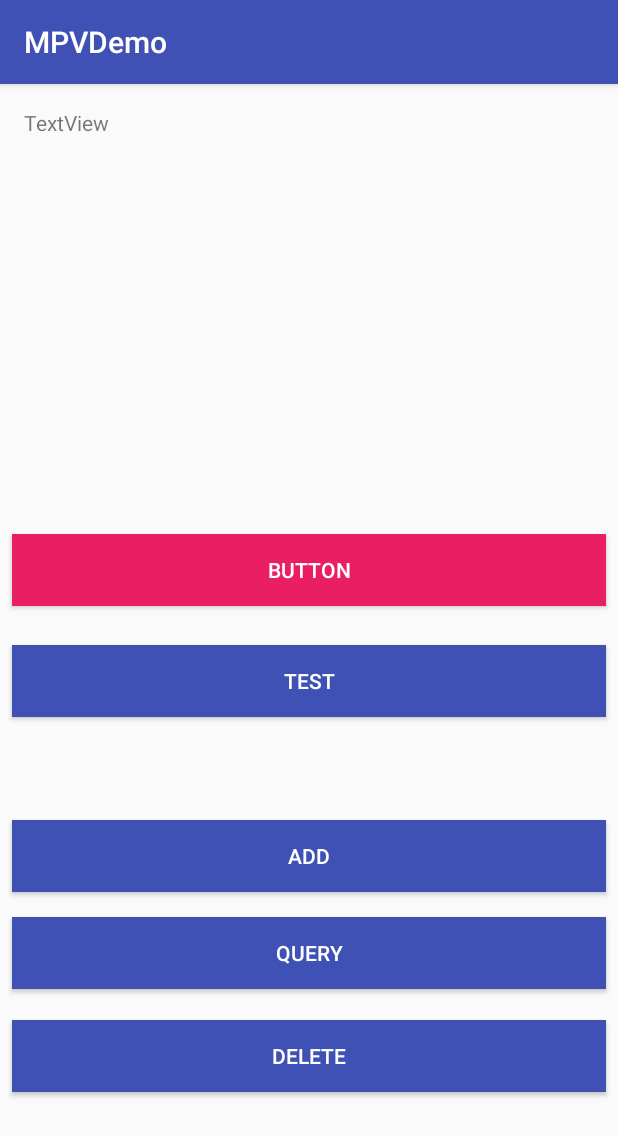
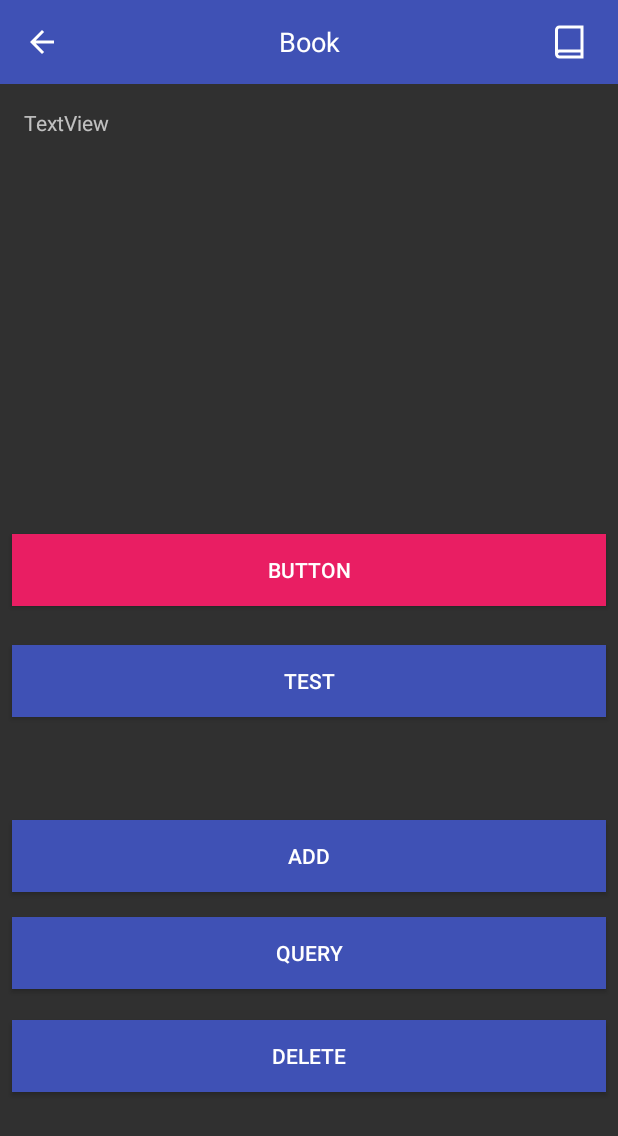
Before and after one commit to fylder/Book, an Android app: the BookActivity screen opened directly, with no data from a screen before it, on a phone screen of 412 x 824 dp. Shown: the top 1136 px of the screen. Run offline under Robolectric (Android 15) with nearby library versions, the phone set to English and light mode, and no system bars; libraries missing offline, so code that uses them is left out: com.alibaba.android, com.orhanobut.logger, com.roger.catloadinglibrary, com.tbruyelle.rxpermissions2, com.trello.rxlifecycle2; 1 statement that could not run was skipped.

Commit message:
update something

```diff
--- a/app/build.gradle
+++ b/app/build.gradle
@@ -64,12 +64,6 @@ dependencies {
     implementation fileTree(dir: 'libs', include: ['*.jar'])
     implementation "org.jetbrains.kotlin:kotlin-stdlib-jdk7:$kotlin_version"
 
-    implementation rootProject.ext.dependencies["design"]
-    implementation rootProject.ext.dependencies["constraint_layout"]
-
     kapt rootProject.ext.dependencies["dagger2-compiler"]
-
-    implementation rootProject.ext.dependencies["butterknife"]
-    kapt rootProject.ext.dependencies["butterknife_compiler"]
     kapt rootProject.ext.dependencies["arouter_compiler"]
 }
--- a/app/src/main/java/fylder/book/demo/BookActivity.kt
+++ b/app/src/main/java/fylder/book/demo/BookActivity.kt
@@ -1,5 +1,6 @@
 package fylder.book.demo
 
+import android.view.View
 import android.widget.Toast
 import com.alibaba.android.arouter.facade.annotation.Route
 import com.alibaba.android.arouter.launcher.ARouter
@@ -8,30 +9,36 @@ import fylder.book.demo.di.component.DaggerBookComponent
 import fylder.book.demo.mvp.contract.BookContract
 import fylder.book.demo.mvp.presenter.BookPresenter
 import fylder.book.lib.app.BaseApplication
-import fylder.book.lib.base.BaseActivity
+import fylder.book.lib.base.BaseToolbarActivity
 import fylder.book.lib.config.router.RouterConfig
 import kotlinx.android.synthetic.main.activity_book.*
 
 @Route(path = RouterConfig.APP_BOOK)
-class BookActivity : BaseActivity<BookPresenter>(), BookContract.View {
+class BookActivity : BaseToolbarActivity<BookPresenter>(), BookContract.View {
 
     override fun getLayoutResId(): Int {
         return R.layout.activity_book
     }
 
+    override fun initToolbar() {
+        setTitleText("Book")
+        setRightImg(R.drawable.ic_book_svg,
+            View.OnClickListener { Toast.makeText(baseContext, "click", Toast.LENGTH_SHORT).show() })
+    }
+
     override fun initViews() {
         DaggerBookComponent.builder()
-                .appComponent(BaseApplication.instance.component)
-                .view(this)
-                .build()
-                .inject(this)
+            .appComponent(BaseApplication.instance.component)
+            .view(this)
+            .build()
+            .inject(this)
 
         book_btn.setOnClickListener {
             mPresenter.http()
         }
         book_test_btn.setOnClickListener {
             ARouter.getInstance().build(RouterConfig.USER_LOGIN)
-                    .navigation(this)
+                .navigation(this)
         }
         book_add_btn.setOnClickListener { mPresenter.add() }
         book_query_btn.setOnClickListener { mPresenter.query() }
--- a/app/src/main/java/fylder/book/demo/mvp/contract/BookContract.kt
+++ b/app/src/main/java/fylder/book/demo/mvp/contract/BookContract.kt
@@ -1,6 +1,7 @@
 package fylder.book.demo.mvp.contract
 
 import com.trello.rxlifecycle2.components.support.RxAppCompatActivity
+import fylder.book.lib.base.BaseActivity
 import fylder.book.lib.base.BaseView
 
 interface BookContract {
@@ -13,7 +14,7 @@ interface BookContract {
 
         fun error(msg: String)
 
-        fun queryContent(content:String)
+        fun queryContent(content: String)
 
     }
 }
--- a/app/src/main/res/layout/activity_book.xml
+++ b/app/src/main/res/layout/activity_book.xml
@@ -1,7 +1,15 @@
 <?xml version="1.0" encoding="utf-8"?>
-<android.support.constraint.ConstraintLayout xmlns:android="http://schemas.android.com/apk/res/android"
+<LinearLayout xmlns:android="http://schemas.android.com/apk/res/android"
     xmlns:app="http://schemas.android.com/apk/res-auto"
     xmlns:tools="http://schemas.android.com/tools"
+    android:layout_width="match_parent"
+    android:layout_height="match_parent"
+    android:orientation="vertical"
+    tools:context=".BookActivity">
+
+    <include layout="@layout/toolbar_lay" />
+
+    <android.support.constraint.ConstraintLayout
         android:layout_width="match_parent"
         android:layout_height="match_parent"
         tools:context=".BookActivity">
@@ -121,3 +129,4 @@
             app:layout_constraintStart_toStartOf="parent"
             app:layout_constraintTop_toTopOf="parent" />
     </android.support.constraint.ConstraintLayout>
+</LinearLayout>
--- a/app/src/main/res/values/styles.xml
+++ b/app/src/main/res/values/styles.xml
@@ -1,11 +1,3 @@
 <resources>
 
-    <!-- Base application theme. -->
-    <style name="AppTheme" parent="Theme.AppCompat.Light.DarkActionBar">
-        <!-- Customize your theme here. -->
-        <item name="colorPrimary">@color/colorPrimary</item>
-        <item name="colorPrimaryDark">@color/colorPrimaryDark</item>
-        <item name="colorAccent">@color/colorAccent</item>
-    </style>
-
 </resources>
--- a/component/user/build.gradle
+++ b/component/user/build.gradle
@@ -35,10 +35,6 @@ dependencies {
     implementation project(':lib:libapp')
 
     implementation fileTree(dir: 'libs', include: ['*.jar'])
-
-    implementation rootProject.ext.dependencies["appcompat_v7"]
-    implementation rootProject.ext.dependencies["constraint_layout"]
-    implementation 'com.android.support.constraint:constraint-layout:1.1.3'
     implementation "org.jetbrains.kotlin:kotlin-stdlib-jdk7:$kotlin_version"
 
     kapt rootProject.ext.dependencies["arouter_compiler"]
--- a/config.gradle
+++ b/config.gradle
@@ -4,7 +4,7 @@ ext {
             applicationId    : "fylder.book.demo",
             compileSdkVersion: 28,
             buildToolsVersion: "28.0.3",
-            minSdkVersion    : 14,
+            minSdkVersion    : 21,
             targetSdkVersion : 28,
             versionCode      : 1,
             versionName      : "1.0.0"
@@ -28,7 +28,7 @@ ext {
             arouterApiVersion       : "1.4.1",
             arouterCompilerVersion  : "1.2.2",
             okhttpVersion           : "3.12.0",
-            greendaoVersion            : "3.2.2"
+            greendaoVersion         : "3.2.2"
     ]
 
     dependencies = [
--- a/lib/libapp/build.gradle
+++ b/lib/libapp/build.gradle
@@ -44,6 +44,8 @@ greendao {
 dependencies {
     implementation fileTree(include: ['*.jar'], dir: 'libs')
     api rootProject.ext.dependencies["appcompat_v7"]
+    api rootProject.ext.dependencies["design"]
+    api rootProject.ext.dependencies["constraint_layout"]
     //rxjava
     api rootProject.ext.dependencies["rxjava2"]
     api rootProject.ext.dependencies["rxandroid2"]
@@ -70,7 +72,5 @@ dependencies {
     //        exclude group: 'com.android.support'
     //    }
     kapt rootProject.ext.dependencies["arouter_compiler"]
-    implementation rootProject.ext.dependencies["butterknife"]
-    kapt rootProject.ext.dependencies["butterknife_compiler"]
     api rootProject.ext.dependencies["catloadinglibrary"]
 }
--- a/lib/libapp/src/main/java/fylder/book/lib/base/BaseActivity.kt
+++ b/lib/libapp/src/main/java/fylder/book/lib/base/BaseActivity.kt
@@ -1,15 +1,11 @@
 package fylder.book.lib.base
-
 
 import android.content.pm.ActivityInfo
 import android.os.Bundle
-import butterknife.ButterKnife
-import butterknife.Unbinder
+import com.roger.catloadinglibrary.CatLoadingView
 import com.tbruyelle.rxpermissions2.RxPermissions
 import com.trello.rxlifecycle2.components.support.RxAppCompatActivity
 import javax.inject.Inject
-import com.roger.catloadinglibrary.CatLoadingView
-
 
 /**
  * Activity基类
@@ -17,9 +13,7 @@ import com.roger.catloadinglibrary.CatLoadingView
  */
 abstract class BaseActivity<P : BasePresenter<out BaseView>> : RxAppCompatActivity() {
 
-    protected var mRxPermissions: RxPermissions? = null
-
-    protected var unbinder: Unbinder? = null
+    protected lateinit var mRxPermissions: RxPermissions
 
     @Inject
     lateinit var loadingView: CatLoadingView
@@ -32,9 +26,7 @@ abstract class BaseActivity<P : BasePresenter<out BaseView>> : RxAppCompatActivi
         //禁止横屏
         requestedOrientation = ActivityInfo.SCREEN_ORIENTATION_PORTRAIT
         setContentView(getLayoutResId())
-        unbinder = ButterKnife.bind(this)
         mRxPermissions = RxPermissions(this)
-        loadFragment(savedInstanceState)
         initService()
         initViews()
         loadData()
@@ -46,10 +38,6 @@ abstract class BaseActivity<P : BasePresenter<out BaseView>> : RxAppCompatActivi
     protected abstract fun initViews()
 
     protected abstract fun loadData()
-
-    private fun loadFragment(savedInstanceState: Bundle?) {
-    }
-
 
     override fun onStart() {
         super.onStart()
@@ -81,12 +69,7 @@ abstract class BaseActivity<P : BasePresenter<out BaseView>> : RxAppCompatActivi
 
     override fun onDestroy() {
         super.onDestroy()
-
-        unbinder!!.unbind()
-
         mPresenter.detachView()
-
-        mRxPermissions = null
     }
 
     fun baseShowLoading() {
--- a/lib/libapp/src/main/java/fylder/book/lib/base/BaseToolbarActivity.kt
+++ b/lib/libapp/src/main/java/fylder/book/lib/base/BaseToolbarActivity.kt
@@ -1,43 +1,90 @@
 package fylder.book.lib.base;
 
-import android.os.Build
 import android.os.Bundle
-
+import android.support.annotation.DrawableRes
+import android.support.annotation.StringRes
+import android.text.TextUtils
+import android.view.View
+import fylder.book.lib.R
+import kotlinx.android.synthetic.main.toolbar_lay.*
 
 /**
- * 包含toolbar的基类，方便设置各种属性并添加沉浸
- * Created by Lauzy on 2017/1/10.
+ *
+ * Created by fylder on 2019/2/28
  */
 
-abstract class BaseToolbarActivity<P : BasePresenter<out BaseView>> : BaseActivity<BasePresenter<out BaseView>>() {
+abstract class BaseToolbarActivity<P : BasePresenter<out BaseView>> : BaseActivity<P>() {
+
+    private var toolbarListener: ToolbarListener? = null
+    protected var showToolBack = true
+    protected var showToolTitle = true
+    private val titleStr = "title"
+
+    protected abstract fun initToolbar()
 
     override fun onCreate(savedInstanceState: Bundle?) {
         super.onCreate(savedInstanceState)
         setToolBar()
-        setWindowAnim()
-
+        initToolbar()
     }
 
-    private fun setWindowAnim() {
-        if (Build.VERSION.SDK_INT >= Build.VERSION_CODES.LOLLIPOP) {
-            setupWindowAnimations()
+    private fun setToolBar() {
+        if (toolbar_lay == null) {
+            return
         }
+
+        setSupportActionBar(toolbar_lay)
+        if (showToolBack) {
+            toolbar_lay!!.setNavigationIcon(R.drawable.abc_ic_ab_back_material)
+            toolbar_lay!!.setNavigationOnClickListener {
+                if (toolbarListener == null) {
+                    finish()
+                } else {
+                    toolbarListener!!.backListener()
+                }
+
+            }
+        }
+        if (showToolTitle) {
+            toolbar_title.visibility = View.VISIBLE
+            if (TextUtils.isEmpty(titleStr)) {
+                toolbar_title.visibility = View.GONE
+            } else {
+                toolbar_title.text = titleStr
+                toolbar_lay!!.title = ""
+                supportActionBar?.setDisplayShowTitleEnabled(false)
+            }
+        } else {
+            toolbar_title.visibility = View.GONE
+        }
+        toolbar_right_img.visibility = View.GONE
     }
 
-    protected fun setupWindowAnimations() {
+    protected fun hideToolbarTitle() {
+        showToolTitle = false
     }
 
-    protected fun setToolBar() {
-//        mToolBar=findViewById(R.id.normal_toolbar);
-//        mToolBar.getLayoutParams().height += ScreenUtils.getStatusHeight(AutoMateApplication.getInstance());
-//        mToolBar.setPadding(0, ScreenUtils.getStatusHeight(AutoMateApplication.getInstance()), 0, 0);
-//        setSupportActionBar(mToolBar);
-//        getSupportActionBar().setDisplayShowTitleEnabled(false);
-//        mToolBar.setLeftImageClickListener(new View.OnClickListener() {
-//            @Override
-//            public void onClick(View v) {
-//                finish();
-//            }
-//        });
+    fun setTitleText(title: String) {
+        toolbar_title.text = title
+    }
+
+    fun setTitleText(@StringRes titleRes: Int) {
+        toolbar_title.text = getString(titleRes)
+    }
+
+    /**
+     * 右侧图片按钮
+     *
+     * @param resId    显示图片
+     * @param listener 监听事件
+     */
+    protected fun setRightImg(@DrawableRes resId: Int, listener: View.OnClickListener) {
+        toolbar_right_img.visibility = View.VISIBLE
+        toolbar_right_img.setImageResource(resId)
+        toolbar_right_img.setOnClickListener(listener)
+    }
+
+    interface ToolbarListener {
+        fun backListener()
     }
 }
--- /dev/null
+++ b/lib/libapp/src/main/res/drawable/ic_book_svg.xml
@@ -0,0 +1,4 @@
+<vector android:height="24dp" android:viewportHeight="1024"
+    android:viewportWidth="1024" android:width="24dp" xmlns:android="http://schemas.android.com/apk/res/android">
+    <path android:fillColor="#ffffff" android:pathData="M213.33,42.67C142.61,42.67 85.33,99.95 85.33,170.67v682.67c0,70.72 57.28,128 128,128h682.67L896,42.67L213.33,42.67zM810.67,896L213.33,896a42.67,42.67 0,0 1,0 -85.33h597.33v85.33zM810.67,725.33L213.33,725.33c-14.99,0 -29.3,2.71 -42.67,7.43L170.67,170.67c0,-23.57 19.09,-42.67 42.67,-42.67h597.33v597.33z"/>
+</vector>
--- /dev/null
+++ b/lib/libapp/src/main/res/layout/toolbar_lay.xml
@@ -0,0 +1,29 @@
+<?xml version="1.0" encoding="utf-8"?>
+<android.support.v7.widget.Toolbar
+        xmlns:android="http://schemas.android.com/apk/res/android"
+        android:id="@+id/toolbar_lay"
+        android:layout_width="match_parent"
+        android:layout_height="wrap_content"
+        android:background="?attr/colorPrimary"
+        android:minHeight="?attr/actionBarSize"
+        android:theme="?attr/actionBarTheme">
+
+    <TextView
+            android:id="@+id/toolbar_title"
+            android:layout_width="wrap_content"
+            android:layout_height="wrap_content"
+            android:layout_gravity="center"
+            android:text="title"
+            android:textColor="@android:color/white"
+            android:textSize="18sp"/>
+
+    <ImageView
+            android:id="@+id/toolbar_right_img"
+            android:layout_width="48dp"
+            android:layout_height="48dp"
+            android:layout_gravity="end|center_vertical"
+            android:layout_marginEnd="8dp"
+            android:padding="12dp"
+            android:src="@drawable/ic_book_svg"/>
+
+</android.support.v7.widget.Toolbar>
--- /dev/null
+++ b/lib/libapp/src/main/res/values/styles.xml
@@ -0,0 +1,9 @@
+<?xml version="1.0" encoding="utf-8"?>
+<resources>
+    <style name="AppTheme" parent="Theme.AppCompat.NoActionBar">
+        <!-- Customize your theme here. -->
+        <item name="colorPrimary">@color/colorPrimary</item>
+        <item name="colorPrimaryDark">@color/colorPrimaryDark</item>
+        <item name="colorAccent">@color/colorAccent</item>
+    </style>
+</resources>
```
Also changed, not shown: app/src/main/java/fylder/book/demo/mvp/presenter/BookPresenter.kt (indentation only). Lines whose indentation alone changed are shown as unchanged.
